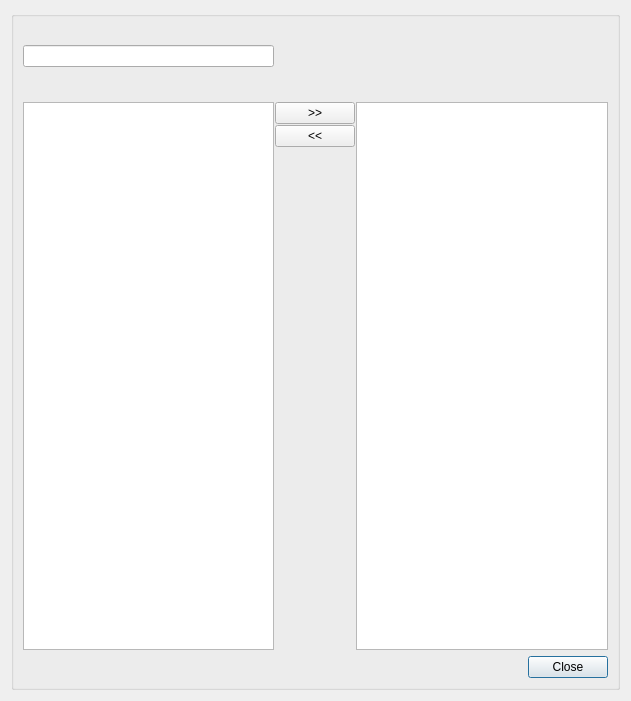
This is ui/multirow_selector.ui in Giswater/giswater_qgis_plugin as Qt 5 draws it before an edit. The edited form follows.
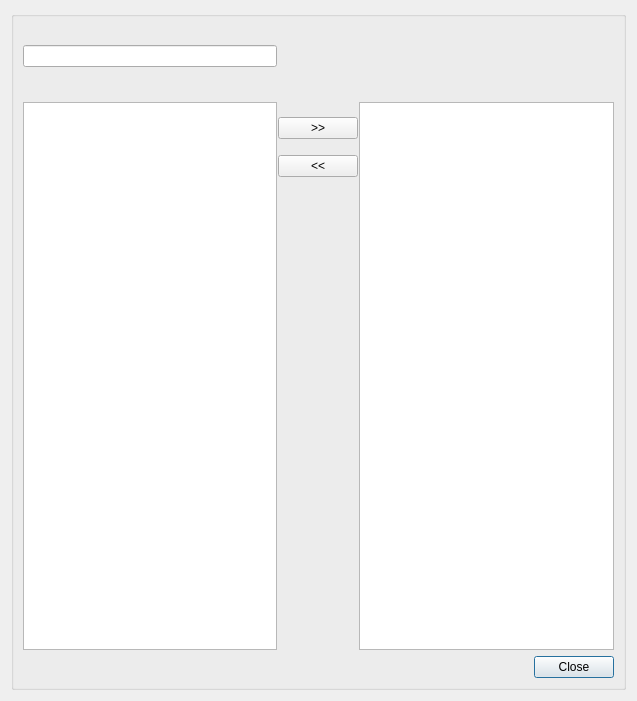
This is the edited form.

Commit message: Update selector and management ui forms

Patch:
```diff
--- a/ui/multirow_selector.ui
+++ b/ui/multirow_selector.ui
@@ -6,7 +6,7 @@
    <rect>
     <x>0</x>
     <y>0</y>
-    <width>631</width>
+    <width>637</width>
     <height>701</height>
    </rect>
   </property>
@@ -36,9 +36,6 @@
           <property name="orientation">
            <enum>Qt::Horizontal</enum>
           </property>
-          <property name="sizeType">
-           <enum>QSizePolicy::Minimum</enum>
-          </property>
           <property name="sizeHint" stdset="0">
            <size>
             <width>40</width>
@@ -72,21 +69,54 @@
         </property>
         <item row="0" column="1">
          <widget class="QLabel" name="lbl_filter">
-          <property name="font">
-           <font>
-            <pointsize>9</pointsize>
-           </font>
-          </property>
           <property name="text">
            <string/>
           </property>
          </widget>
         </item>
-        <item row="3" column="5">
+        <item row="3" column="4">
          <widget class="QLabel" name="lbl_selected">
           <property name="font">
            <font>
-            <pointsize>9</pointsize>
+            <pointsize>8</pointsize>
+            <weight>75</weight>
+            <bold>true</bold>
+           </font>
+          </property>
+          <property name="text">
+           <string/>
+          </property>
+         </widget>
+        </item>
+        <item row="3" column="1">
+         <widget class="QLabel" name="lbl_unselected">
+          <property name="font">
+           <font>
+            <pointsize>8</pointsize>
+            <weight>75</weight>
+            <bold>true</bold>
+           </font>
+          </property>
+          <property name="text">
+           <string/>
+          </property>
+         </widget>
+        </item>
+        <item row="2" column="1">
+         <widget class="QLabel" name="no_label">
+          <property name="text">
+           <string/>
+          </property>
+         </widget>
+        </item>
+        <item row="4" column="4">
+         <widget class="QTableView" name="selected_rows"/>
+        </item>
+        <item row="3" column="3">
+         <widget class="QLabel" name="no_label_3">
+          <property name="font">
+           <font>
+            <pointsize>12</pointsize>
            </font>
           </property>
           <property name="text">
@@ -97,26 +127,16 @@
         <item row="4" column="1">
          <widget class="QTableView" name="all_rows"/>
         </item>
-        <item row="4" column="5">
-         <widget class="QTableView" name="selected_rows"/>
-        </item>
-        <item row="4" column="4">
+        <item row="4" column="3">
          <layout class="QGridLayout" name="gridLayout">
-          <item row="0" column="1">
-           <widget class="QPushButton" name="btn_select">
-            <property name="text">
-             <string>&gt;&gt;</string>
-            </property>
-           </widget>
-          </item>
-          <item row="1" column="1">
+          <item row="5" column="1">
            <widget class="QPushButton" name="btn_unselect">
             <property name="text">
              <string>&lt;&lt;</string>
             </property>
            </widget>
           </item>
-          <item row="2" column="1">
+          <item row="6" column="1">
            <spacer name="verticalSpacer">
             <property name="orientation">
              <enum>Qt::Vertical</enum>
@@ -129,6 +149,33 @@
             </property>
            </spacer>
           </item>
+          <item row="1" column="1">
+           <widget class="QPushButton" name="btn_select">
+            <property name="text">
+             <string>&gt;&gt;</string>
+            </property>
+           </widget>
+          </item>
+          <item row="0" column="1">
+           <widget class="QLabel" name="label">
+            <property name="text">
+             <string/>
+            </property>
+           </widget>
+          </item>
+          <item row="4" column="1">
+           <layout class="QHBoxLayout" name="horizontalLayout_7"/>
+          </item>
+          <item row="2" column="1">
+           <layout class="QHBoxLayout" name="horizontalLayout_8"/>
+          </item>
+          <item row="3" column="1">
+           <widget class="QLabel" name="label_2">
+            <property name="text">
+             <string/>
+            </property>
+           </widget>
+          </item>
          </layout>
         </item>
         <item row="1" column="1">
@@ -141,38 +188,7 @@
           </property>
          </widget>
         </item>
-        <item row="3" column="1">
-         <widget class="QLabel" name="lbl_unselected">
-          <property name="font">
-           <font>
-            <pointsize>9</pointsize>
-           </font>
-          </property>
-          <property name="text">
-           <string/>
-          </property>
-         </widget>
-        </item>
-        <item row="2" column="1">
-         <widget class="QLabel" name="no_label">
-          <property name="text">
-           <string/>
-          </property>
-         </widget>
-        </item>
-        <item row="3" column="4">
-         <widget class="QLabel" name="no_label_3">
-          <property name="font">
-           <font>
-            <pointsize>12</pointsize>
-           </font>
-          </property>
-          <property name="text">
-           <string/>
-          </property>
-         </widget>
-        </item>
-        <item row="0" column="4">
+        <item row="0" column="3">
          <widget class="QLabel" name="no_label_2">
           <property name="font">
            <font>
```
Left out of the diff: 2 changed lines with no effect on the pictures. The commit also changes 11 other files.
